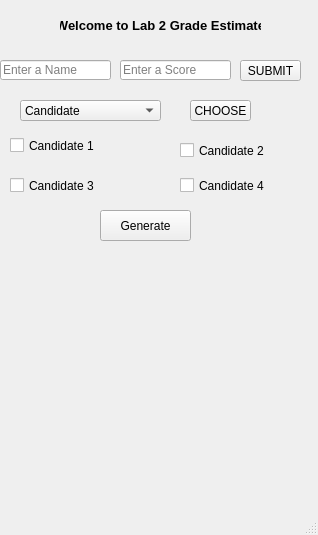
Qt form Final_Project_Part1/Part1gui.ui (JoseT-uno/1620_Project_1Part_1) before a commit.
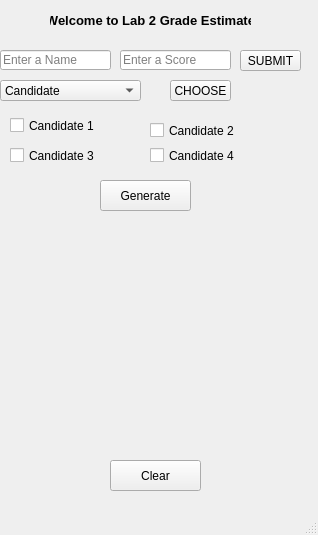
The same form after that commit.

Commit message: Project Part 1 Code section

Patch:
```diff
--- a/Final_Project_Part1/Part1gui.ui
+++ b/Final_Project_Part1/Part1gui.ui
@@ -17,10 +17,10 @@
    <widget class="QLabel" name="title_label">
     <property name="geometry">
      <rect>
-      <x>60</x>
+      <x>50</x>
       <y>0</y>
       <width>201</width>
-      <height>51</height>
+      <height>41</height>
      </rect>
     </property>
     <property name="font">
@@ -41,7 +41,7 @@
     <property name="geometry">
      <rect>
       <x>240</x>
-      <y>60</y>
+      <y>50</y>
       <width>61</width>
       <height>21</height>
      </rect>
@@ -54,7 +54,7 @@
     <property name="geometry">
      <rect>
       <x>120</x>
-      <y>60</y>
+      <y>50</y>
       <width>111</width>
       <height>20</height>
      </rect>
@@ -67,7 +67,7 @@
     <property name="geometry">
      <rect>
       <x>0</x>
-      <y>60</y>
+      <y>50</y>
       <width>111</width>
       <height>20</height>
      </rect>
@@ -79,8 +79,8 @@
    <widget class="QPushButton" name="choose_button">
     <property name="geometry">
      <rect>
-      <x>190</x>
-      <y>100</y>
+      <x>170</x>
+      <y>80</y>
       <width>61</width>
       <height>21</height>
      </rect>
@@ -92,8 +92,8 @@
    <widget class="QComboBox" name="candidate_opt_drpdwn">
     <property name="geometry">
      <rect>
-      <x>20</x>
-      <y>100</y>
+      <x>0</x>
+      <y>80</y>
       <width>141</width>
       <height>21</height>
      </rect>
@@ -113,8 +113,8 @@
     </property>
     <property name="geometry">
      <rect>
-      <x>180</x>
-      <y>140</y>
+      <x>150</x>
+      <y>120</y>
       <width>111</width>
       <height>21</height>
      </rect>
@@ -129,8 +129,8 @@
     </property>
     <property name="geometry">
      <rect>
-      <x>180</x>
-      <y>170</y>
+      <x>150</x>
+      <y>140</y>
       <width>111</width>
       <height>31</height>
      </rect>
@@ -146,7 +146,7 @@
     <property name="geometry">
      <rect>
       <x>100</x>
-      <y>210</y>
+      <y>180</y>
       <width>91</width>
       <height>31</height>
      </rect>
@@ -165,7 +165,7 @@
     <property name="geometry">
      <rect>
       <x>10</x>
-      <y>170</y>
+      <y>140</y>
       <width>111</width>
       <height>31</height>
      </rect>
@@ -181,7 +181,7 @@
     <property name="geometry">
      <rect>
       <x>10</x>
-      <y>130</y>
+      <y>110</y>
       <width>111</width>
       <height>31</height>
      </rect>
@@ -194,7 +194,7 @@
     <property name="geometry">
      <rect>
       <x>10</x>
-      <y>250</y>
+      <y>210</y>
       <width>291</width>
       <height>221</height>
      </rect>
@@ -206,6 +206,25 @@
      <set>Qt::AlignCenter</set>
     </property>
    </widget>
+   <widget class="QPushButton" name="clear_button">
+    <property name="enabled">
+     <bool>true</bool>
+    </property>
+    <property name="geometry">
+     <rect>
+      <x>110</x>
+      <y>460</y>
+      <width>91</width>
+      <height>31</height>
+     </rect>
+    </property>
+    <property name="text">
+     <string>Clear</string>
+    </property>
+    <property name="flat">
+     <bool>false</bool>
+    </property>
+   </widget>
   </widget>
   <widget class="QMenuBar" name="menubar">
    <property name="geometry">
```
The commit also changes 2 other files.
